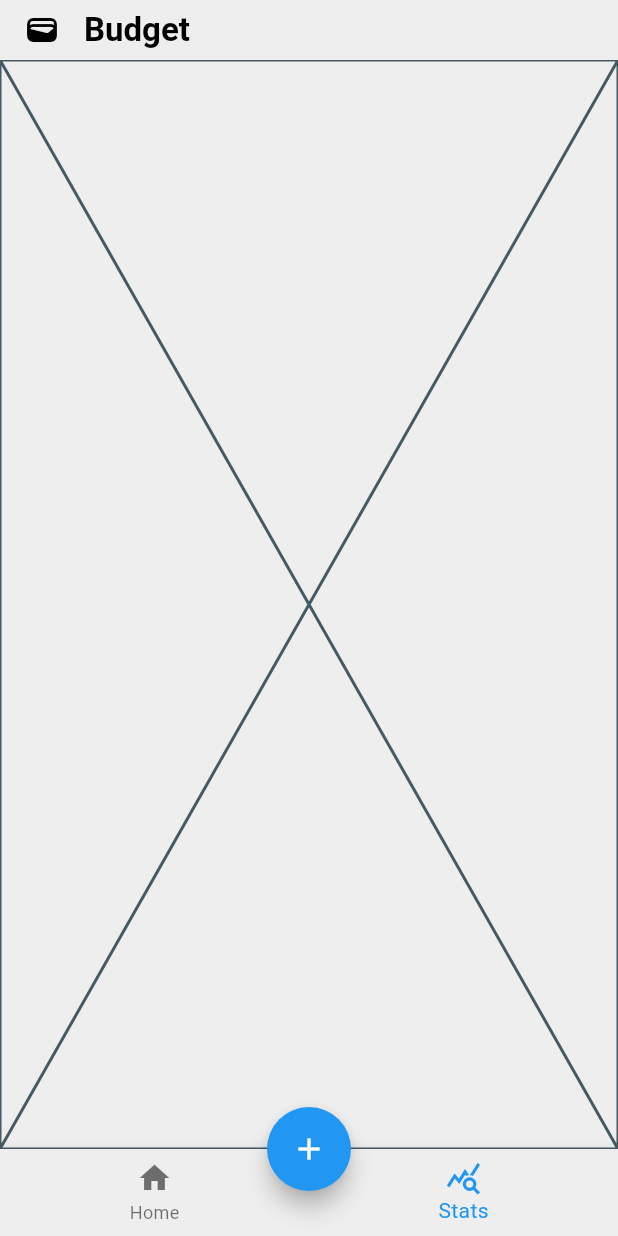
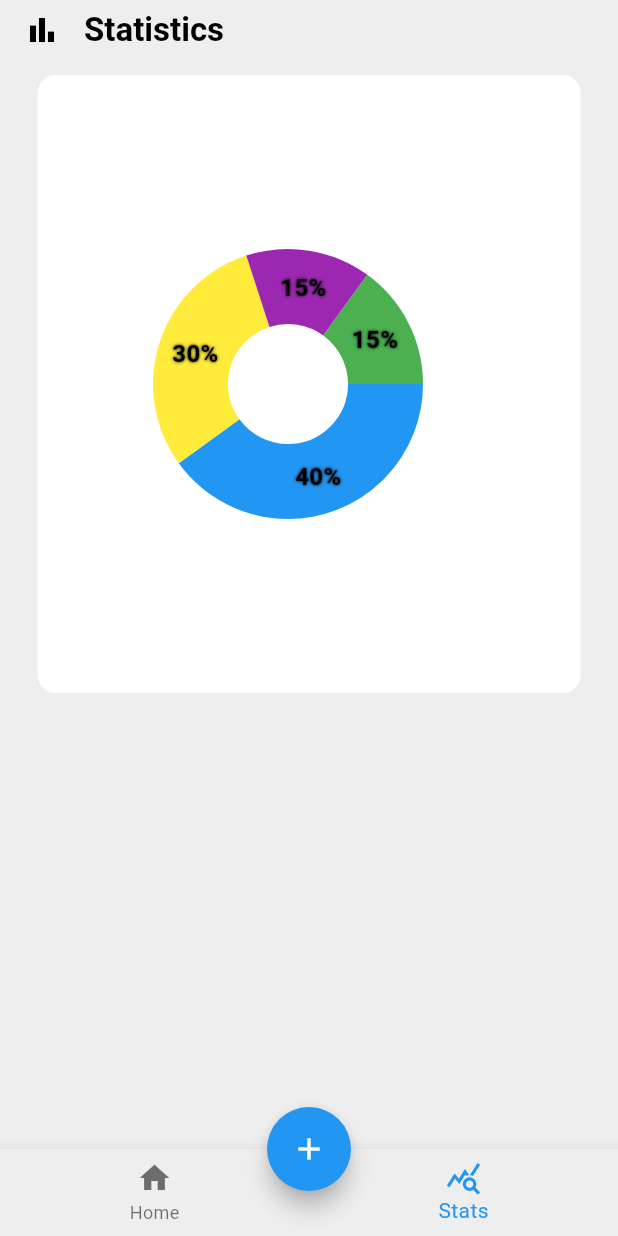
Before and after one commit to RustamHabibovv/expense_tracker, a Flutter app: the screen it shows after launch, item 2 of the bottom bar chosen, on a phone screen of 412 x 824 dp. Run offline on Flutter 3.47's test engine with Material 3 defaults, Android fonts, the phone set to English and light mode, and no system bars; drawn by our look-alikes of fl_chart; our stand-ins replace font_awesome_flutter.

Commit message:
Working on Stats page, piechart added

```diff
--- a/lib/pages/budget.dart
+++ b/lib/pages/budget.dart
@@ -1,6 +1,8 @@
 import 'package:flutter/material.dart';
 import 'package:expense_tracker/data/data.dart';
 import 'package:expense_tracker/pages/stats.dart';
+import 'package:font_awesome_flutter/font_awesome_flutter.dart';
+
 
 class BudgetPage extends StatefulWidget {
   const BudgetPage({super.key});
@@ -15,13 +17,13 @@ class _BudgetPageState extends State<BudgetPage> {
   // List of pages for navigation
   final List<Widget> _pages = [
     BudgetScreen(),
-    StatsScreen(),
+    const StatsScreen(),
   ];
 
-  @override
-  Widget build(BuildContext context) {
-    return Scaffold(
-      appBar: AppBar(
+  // Method to return AppBar based on current page
+  PreferredSizeWidget _buildAppBar() {
+    if (_currentIndex == 0) {
+      return AppBar(
         elevation: 0,
         shadowColor: Colors.black,
         toolbarHeight: 40,
@@ -31,10 +33,31 @@ class _BudgetPageState extends State<BudgetPage> {
           'Budget',
           style: TextStyle(fontWeight: FontWeight.bold),
         ),
-      ),
+      );
+    } else {
+      return AppBar(
+        elevation: 0,
+        shadowColor: Colors.black,
+        toolbarHeight: 40,
+        leading: const Icon(Icons.bar_chart),
+        titleSpacing: 0,
+        title: const Text(
+          'Statistics',
+          style: TextStyle(fontWeight: FontWeight.bold),
+        ),
+      );
+    }
+  }
+
+  @override
+  Widget build(BuildContext context) {
+    return Scaffold(
+       appBar: _buildAppBar(),
+
       body: _pages[_currentIndex], // Display the current page
 
       bottomNavigationBar: BottomNavigationBar(
+
         currentIndex: _currentIndex,
         onTap: (index) {
           setState(() {
@@ -65,10 +88,12 @@ class _BudgetPageState extends State<BudgetPage> {
 class BudgetScreen extends StatelessWidget {
   @override
   Widget build(BuildContext context) {
+
     return Padding(
       padding: const EdgeInsets.all(16.0),
       child: Column(
         children: [
+
           Container(
             width: MediaQuery.of(context).size.width,
             height: MediaQuery.of(context).size.height / 3 - 30,
--- a/lib/pages/stats.dart
+++ b/lib/pages/stats.dart
@@ -1,3 +1,4 @@
+import 'package:expense_tracker/pages/piechart.dart';
 import 'package:flutter/material.dart';
 
 class StatsScreen extends StatelessWidget {
@@ -5,6 +6,25 @@ class StatsScreen extends StatelessWidget {
 
   @override
   Widget build(BuildContext context) {
-    return const Placeholder();
+    return SafeArea(
+      child: Padding(
+        padding: const EdgeInsets.symmetric(horizontal: 25, vertical: 10),
+        child: Column(
+          children: [
+            Container(
+              width: MediaQuery.of(context).size.width,
+              height: MediaQuery.of(context).size.height/2,
+              decoration: BoxDecoration(
+                color: Colors.white,
+                borderRadius: BorderRadius.circular(12),
+              ),
+              child: PieChartSample2(),
+            )
+          ],
+        ),
+      ),
+
+
+    );
   }
 }
--- a/pubspec.yaml
+++ b/pubspec.yaml
@@ -7,6 +7,7 @@ environment:
   sdk: ^3.5.3
 
 dependencies:
+  fl_chart: ^0.69.0
   flutter:
     sdk: flutter
   font_awesome_flutter: ^10.7.0
```
Also changed, not shown: lib/pages/piechart.dart (added, +129 -0 lines), pubspec.lock.
